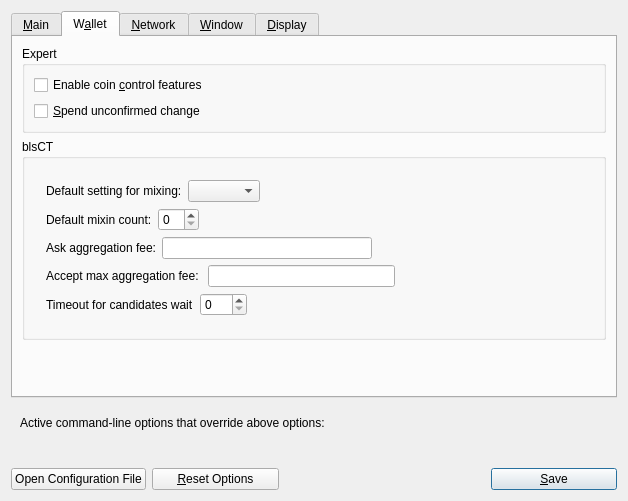
Above: src/qt/forms/optionsdialog.ui from navcoin/navcoin-core before the change. Below: the same form after it.
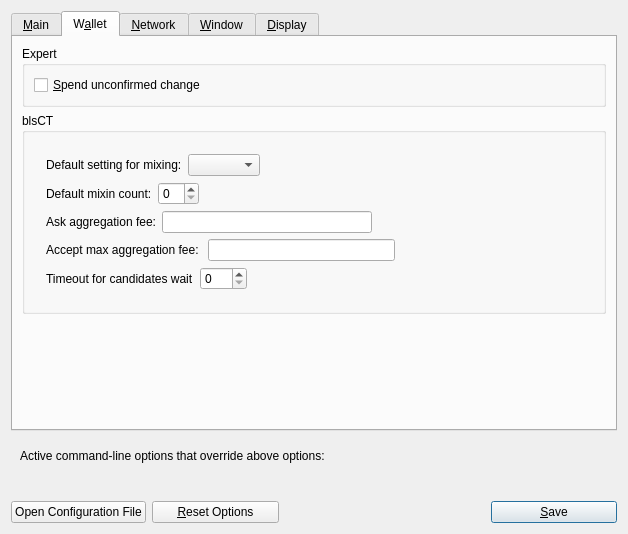
That is the form after the change. Custom widgets are drawn as their Qt base class.

The edit to the form file:
```diff
--- a/src/qt/forms/optionsdialog.ui
+++ b/src/qt/forms/optionsdialog.ui
@@ -7,7 +7,7 @@
     <x>0</x>
     <y>0</y>
     <width>628</width>
-    <height>501</height>
+    <height>534</height>
    </rect>
   </property>
   <property name="windowTitle">
@@ -216,16 +216,6 @@
           <string>Expert</string>
          </property>
          <layout class="QVBoxLayout" name="verticalLayout_2">
-          <item>
-           <widget class="QCheckBox" name="coinControlFeatures">
-            <property name="toolTip">
-             <string>Whether to show coin control features or not.</string>
-            </property>
-            <property name="text">
-             <string>Enable coin &amp;control features</string>
-            </property>
-           </widget>
-          </item>
           <item>
            <widget class="QCheckBox" name="spendZeroConfChange">
             <property name="toolTip">
@@ -1090,17 +1080,17 @@
    <extends>QLineEdit</extends>
    <header>qvalidatedlineedit.h</header>
   </customwidget>
-  <customwidget>
-   <class>QValueComboBox</class>
-   <extends>QComboBox</extends>
-   <header>qvaluecombobox.h</header>
-  </customwidget>
   <customwidget>
    <class>NavCoinAmountField</class>
    <extends>QLineEdit</extends>
    <header>navcoinamountfield.h</header>
    <container>1</container>
   </customwidget>
+  <customwidget>
+   <class>QValueComboBox</class>
+   <extends>QComboBox</extends>
+   <header>qvaluecombobox.h</header>
+  </customwidget>
  </customwidgets>
  <resources/>
  <connections/>
```
